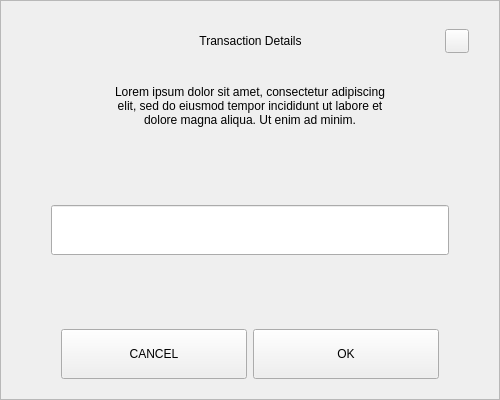
This is src/qt/timelockcoin/forms/sendchangeaddressdialog.ui in timelockcoin/tym as Qt 5 draws it before an edit. The edited form follows.
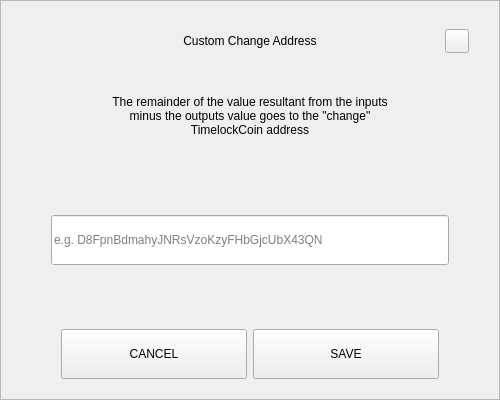
This is the edited form.

```diff
--- a/src/qt/timelockcoin/forms/sendchangeaddressdialog.ui
+++ b/src/qt/timelockcoin/forms/sendchangeaddressdialog.ui
@@ -92,7 +92,7 @@
            <string notr="true">padding-left:24px;</string>
           </property>
           <property name="text">
-           <string>Transaction Details</string>
+           <string>Custom Change Address</string>
           </property>
           <property name="alignment">
            <set>Qt::AlignCenter</set>
@@ -160,11 +160,11 @@
         <property name="minimumSize">
          <size>
           <width>0</width>
-          <height>50</height>
+          <height>70</height>
          </size>
         </property>
         <property name="text">
-         <string>Lorem ipsum dolor sit amet, consectetur adipiscing elit, sed do eiusmod tempor incididunt ut labore et dolore magna aliqua. Ut enim ad minim.</string>
+         <string>The remainder of the value resultant from the inputs minus the outputs value goes to the &quot;change&quot; TimelockCoin address</string>
         </property>
         <property name="alignment">
          <set>Qt::AlignCenter</set>
@@ -206,6 +206,9 @@
             <height>50</height>
            </size>
           </property>
+          <property name="placeholderText">
+           <string notr="true">e.g. D8FpnBdmahyJNRsVzoKzyFHbGjcUbX43QN</string>
+          </property>
          </widget>
         </item>
        </layout>
@@ -262,7 +265,7 @@
            <enum>Qt::NoFocus</enum>
           </property>
           <property name="text">
-           <string>OK</string>
+           <string>SAVE</string>
           </property>
          </widget>
         </item>
```
